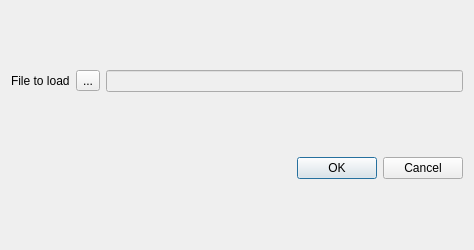
Old version of the form svir/ui/ui_load_output_as_layer.ui in the repository gem/oq-irmt-qgis.
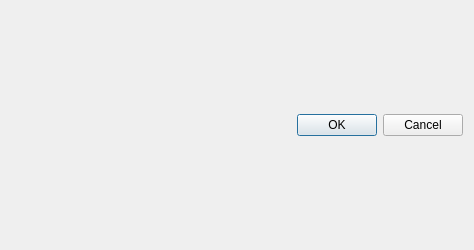
New version of the form.

Commit message: Add file_hlayout only for outputs that need it (instead of removing it from those that do not need it)

What changed in the file:
```diff
--- a/svir/ui/ui_load_output_as_layer.ui
+++ b/svir/ui/ui_load_output_as_layer.ui
@@ -15,36 +15,7 @@
   </property>
   <layout class="QVBoxLayout" name="verticalLayout_2">
    <item>
-    <layout class="QVBoxLayout" name="vlayout">
-     <item>
-      <layout class="QHBoxLayout" name="file_hlayout">
-       <item>
-        <widget class="QLabel" name="file_lbl">
-         <property name="text">
-          <string>File to load</string>
-         </property>
-        </widget>
-       </item>
-       <item>
-        <widget class="QToolButton" name="file_browser_tbn">
-         <property name="text">
-          <string>...</string>
-         </property>
-        </widget>
-       </item>
-       <item>
-        <widget class="QLineEdit" name="path_le">
-         <property name="enabled">
-          <bool>false</bool>
-         </property>
-        </widget>
-       </item>
-      </layout>
-     </item>
-     <item>
-      <layout class="QVBoxLayout" name="output_dep_vlayout"/>
-     </item>
-    </layout>
+    <layout class="QVBoxLayout" name="vlayout"/>
    </item>
    <item>
     <widget class="QDialogButtonBox" name="buttonBox">
```
The commit also changes 9 other files.
